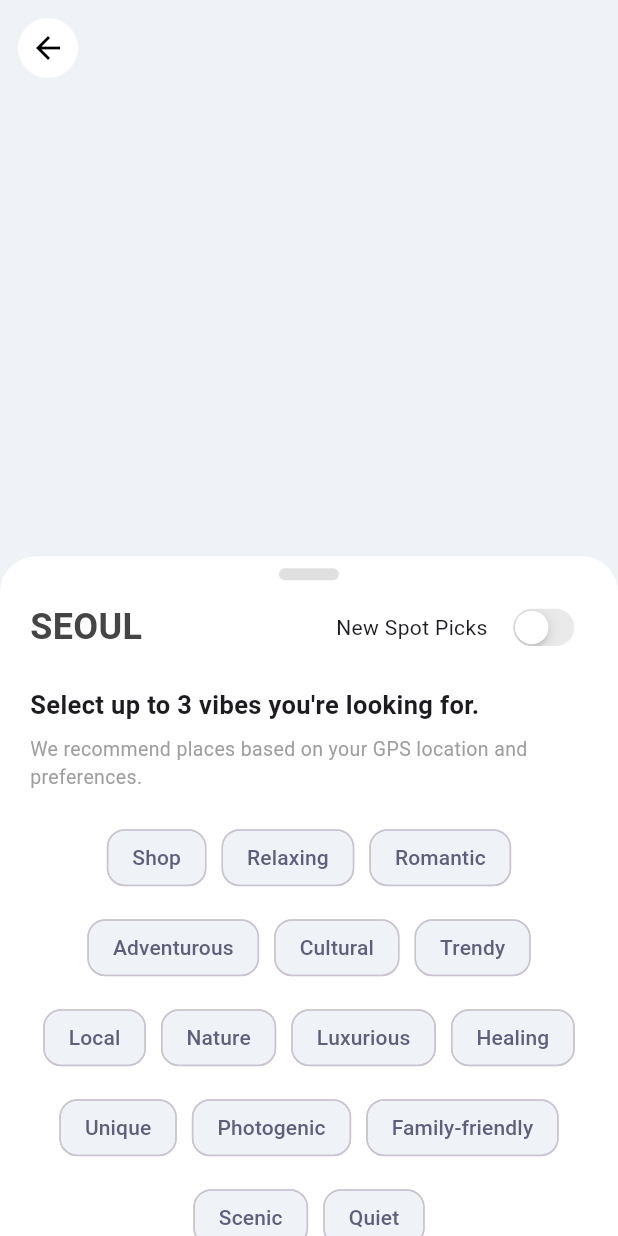
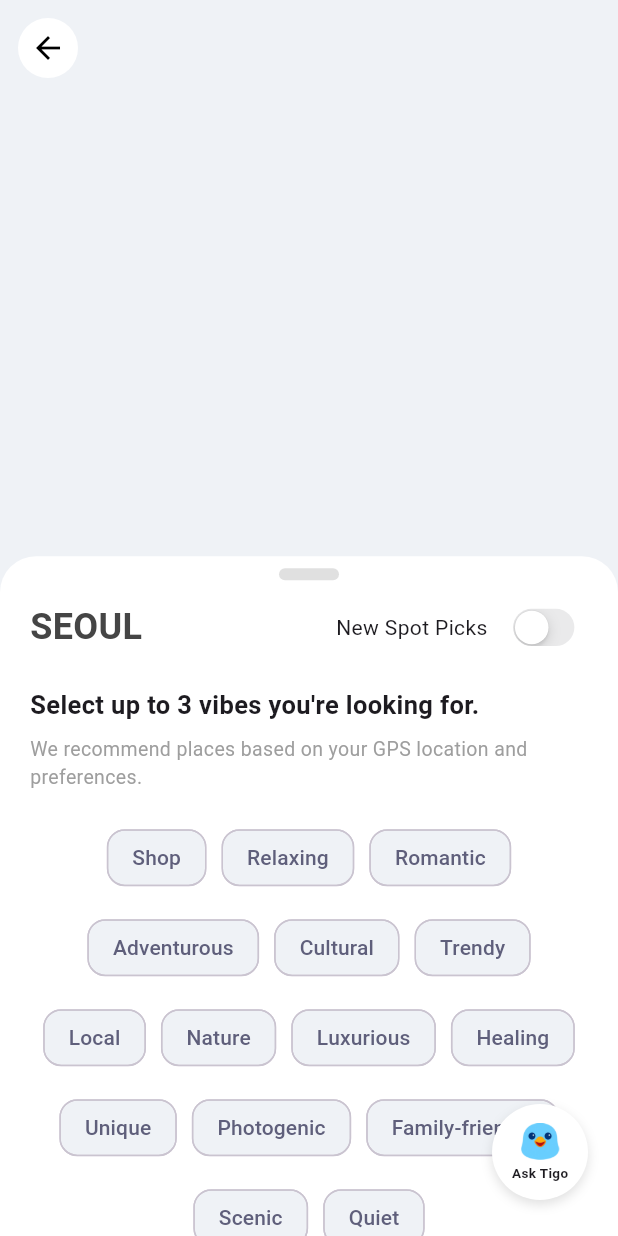
Before and after one commit to parkjoohyung0826/Tigo, a Flutter app: the RecommendationScreen screen opened directly, on a phone screen of 412 x 824 dp. Run offline on Flutter 3.47's test engine with Material 3 defaults, Android fonts, the light colour scheme and no system bars; our stand-ins replace flutter_map, flutter_svg, latlong2, youtube_player_flutter; network calls fail; Roboto replaces fonts that are missing (Arial).

Commit message:
[Feat] 계획표 내 챗봇 기능 추가

```diff
--- a/lib/screens/chat_screen.dart
+++ b/lib/screens/chat_screen.dart
@@ -130,7 +130,7 @@ class _ChatScreenState extends State<ChatScreen> {
                           avatarUrl:
                               msg.isUser
                                   ? 'assets/avatar_user.png'
-                                  : 'assets/avatar_bot.png',
+                                  : 'assets/tigo_character.png',
                         );
                       },
                     ),
--- a/lib/screens/recommendation_screen.dart
+++ b/lib/screens/recommendation_screen.dart
@@ -1,6 +1,7 @@
 import 'package:flutter/material.dart';
 import '../widgets/trip_plan/header.dart';
 import 'place_screen.dart';
+import '../widgets/ask_tigo_button.dart'; // ✅ 티고 버튼 import
 
 class RecommendationScreen extends StatefulWidget {
   const RecommendationScreen({super.key});
@@ -16,7 +17,7 @@ class _RecommendationScreenState extends State<RecommendationScreen> {
     "Healing", "Unique", "Photogenic", "Family-friendly", "Scenic", "Quiet"
   ];
 
-  final Set<String> selectedMoods = {}; // 기본 선택 없음
+  final Set<String> selectedMoods = {};
   bool toggleValue = false;
 
   @override
@@ -164,7 +165,6 @@ class _RecommendationScreenState extends State<RecommendationScreen> {
                               Expanded(
                                 child: ElevatedButton(
                                   onPressed: () {
-                                    // 적용 로직 추가 가능
                                   },
                                   style: ElevatedButton.styleFrom(
                                     backgroundColor: const Color(0xFF1F1F1F),
@@ -189,6 +189,7 @@ class _RecommendationScreenState extends State<RecommendationScreen> {
               );
             },
           ),
+          const AskTigoButton(),
         ],
       ),
     );
--- a/lib/screens/trip_screen.dart
+++ b/lib/screens/trip_screen.dart
@@ -7,6 +7,7 @@ import 'package:flutter_map/flutter_map.dart';
 import 'package:latlong2/latlong.dart';
 import '../screens/recommendation_screen.dart';
 import 'place_screen.dart';
+import '../widgets/ask_tigo_button.dart';
 
 
 class SeoulTripScreen extends StatefulWidget {
@@ -214,6 +215,7 @@ class _SeoulTripScreenState extends State<SeoulTripScreen> {
               );
             },
           ),
+          AskTigoButton(),
         ],
       ),
     );
--- /dev/null
+++ b/lib/widgets/ask_tigo_button.dart
@@ -0,0 +1,58 @@
+import 'package:flutter/material.dart';
+import '../screens/chat_overlay_screen.dart';
+
+class AskTigoButton extends StatelessWidget {
+  const AskTigoButton({super.key});
+
+  @override
+  Widget build(BuildContext context) {
+    return Positioned(
+      bottom: 24,
+      right: 20,
+      child: GestureDetector(
+        onTap: () {
+          showModalBottomSheet(
+            context: context,
+            isScrollControlled: true,
+            backgroundColor: Colors.transparent,
+            builder: (_) => const ChatOverlayScreen(),
+          );
+        },
+        child: Container(
+          width: 64,
+          height: 64,
+          decoration: BoxDecoration(
+            color: Colors.white,
+            shape: BoxShape.circle,
+            boxShadow: [
+              BoxShadow(
+                color: Colors.black12,
+                blurRadius: 6,
+                offset: Offset(0, 3),
+              ),
+            ],
+          ),
+          child: Column(
+            mainAxisAlignment: MainAxisAlignment.center,
+            children: [
+              Image.asset(
+                'assets/images/ask_tigo.png',
+                width: 26,
+                height: 26,
+              ),
+              const SizedBox(height: 3),
+              const Text(
+                "Ask Tigo",
+                style: TextStyle(
+                  fontSize: 9,
+                  fontWeight: FontWeight.w600,
+                  height: 1.2,
+                ),
+              ),
+            ],
+          ),
+        ),
+      ),
+    );
+  }
+}
--- a/pubspec.yaml
+++ b/pubspec.yaml
@@ -72,6 +72,7 @@ flutter:
     - assets/images/san_francisco.png
     - assets/images/rome.png
     - assets/images/tokyo.png
+    - assets/images/ask_tigo.png
   # The following line ensures that the Material Icons font is
   # included with your application, so that you can use the icons in
   # the material Icons class.
```
Also changed, not shown: lib/screens/chat_overlay_screen.dart (added, +125 -0 lines), lib/widgets/chat_ai/chat_bubble.dart (+22 -5 lines), assets/images/ask_tigo.png (added).
